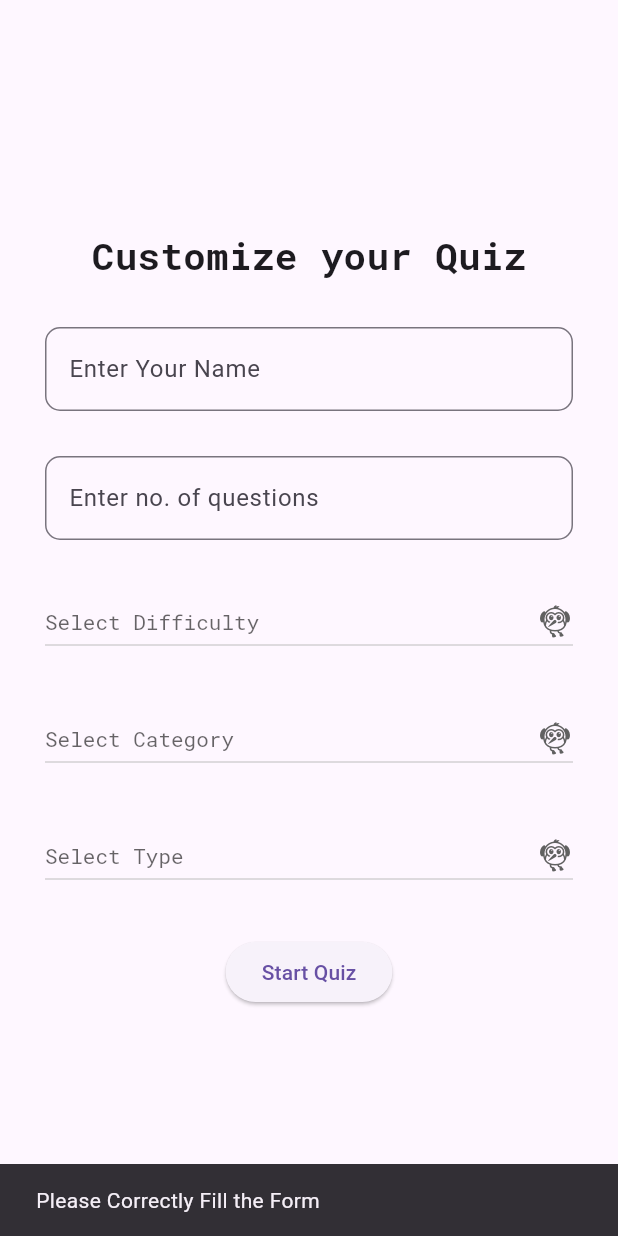
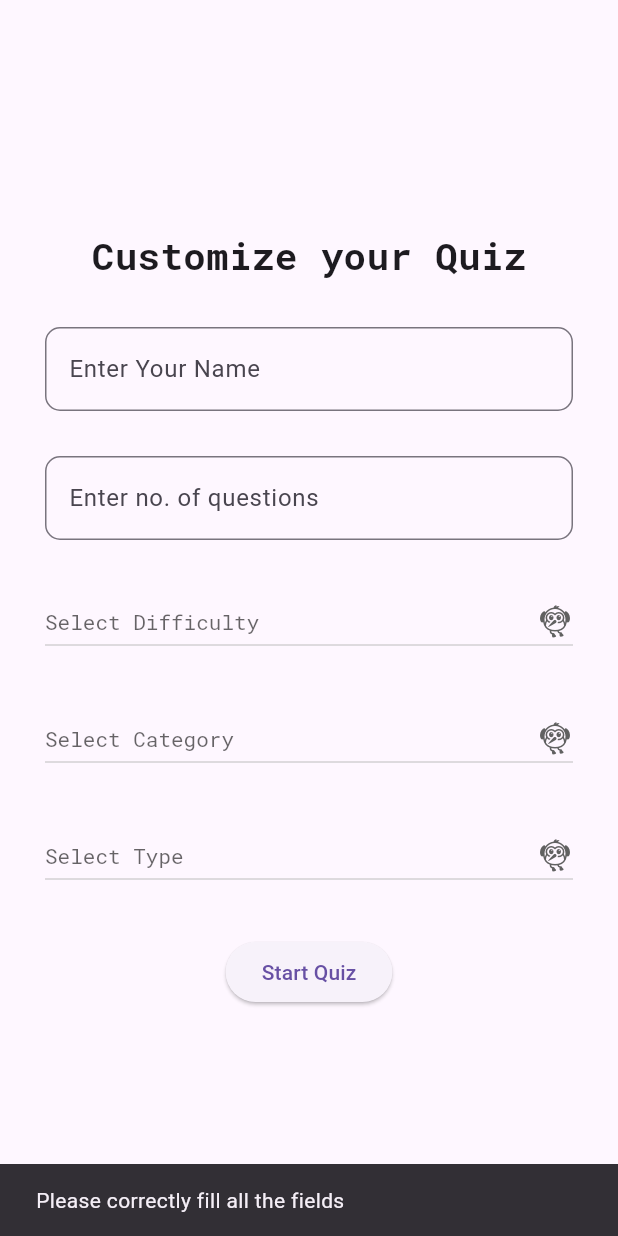
Before and after one commit to Pr-att/Quiz-App-Flutter-Application, a Flutter app: the OptionScreen screen opened by its route, after a tap on "Start Quiz", on a phone screen of 412 x 824 dp. Run offline on Flutter 3.47's test engine with Material 2 defaults, Android fonts, the phone set to English and light mode, and no system bars; our stand-ins replace cloud_firestore, firebase_core, google_fonts, lottie; accounts and stored records are empty.

Commit message:
Bug Fixes and Improvement

```diff
--- a/lib/screens/options_screen.dart
+++ b/lib/screens/options_screen.dart
@@ -64,7 +64,6 @@ class _OptionScreenState extends State<OptionScreen> {
                   controller: _noOfQuestionsController,
                   keyboardType: TextInputType.number,
                   decoration: const InputDecoration(
-                    hintText: 'Questions in multiples of 5',
                     border: OutlineInputBorder(
                       borderRadius: BorderRadius.all(
                         Radius.circular(10),
@@ -191,19 +190,20 @@ class _OptionScreenState extends State<OptionScreen> {
                   onPressed: () async {
                     if (_nameController.text.isEmpty ||
                         _noOfQuestionsController.text.isEmpty ||
-                        // int.parse(_noOfQuestionsController.text) % 5 != 0 ||
-                        _noOfQuestionsController.text == '0' ||
                         _difficulty == null ||
                         _category == null ||
                         _type == null) {
                       ScaffoldMessenger.of(context).showSnackBar(
                         const SnackBar(
-                          content: Text('Please Correctly Fill the Form'),
+                          content: Text('Please correctly fill all the fields'),
                         ),
                       );
                       return;
                     }
 
+                    const CircularProgressIndicator(
+                      valueColor: AlwaysStoppedAnimation<Color>(Colors.white),
+                    );
                     Provider.of<PlayerScore>(context, listen: false)
                         .setName(_nameController.text);
                     Provider.of<QuizQuestion>(context, listen: false)
@@ -215,7 +215,6 @@ class _OptionScreenState extends State<OptionScreen> {
                     Provider.of<QuizQuestion>(context, listen: false)
                         .setType(_type);
                     result = await question(context);
-                    Navigator.pop(context);
                     Navigator.pushReplacementNamed(context, '/quiz');
                   },
                   child: const Text('Start Quiz'),
```
